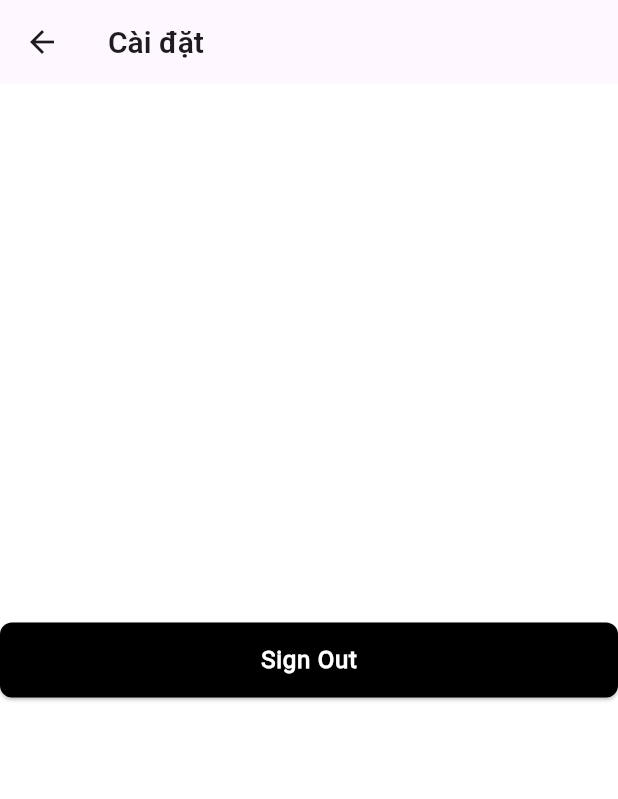
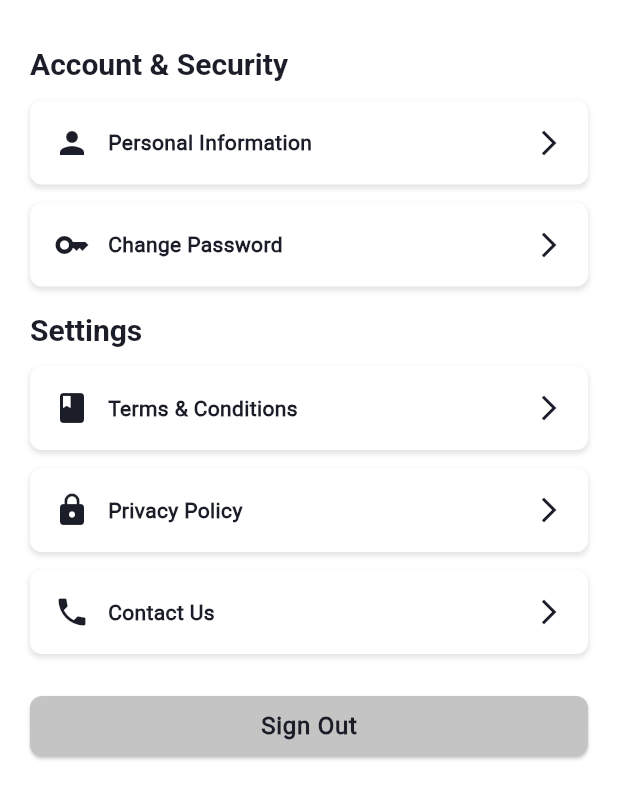
Before and after one commit to YB-TEAM/edu-review-hub, a Flutter app: the SettingsPage screen opened directly, on a phone screen of 412 x 824 dp. Shown: the top 799 px of the screen. Run offline on Flutter 3.47's test engine with Material 3 defaults, Android fonts, the phone set to English and light mode, and no system bars; our stand-ins replace dartz, dio, flutter_bloc, get_it, logger, shared_preferences; accounts and stored records are empty; network calls fail.

Commit message:
refactor: update UI components with new color scheme and enhance button interactions for improved user experience

```diff
--- a/mobile/edu_review_mobile/lib/common/widgets/button/primary_button.dart
+++ b/mobile/edu_review_mobile/lib/common/widgets/button/primary_button.dart
@@ -2,24 +2,64 @@ import 'package:edu_review_mobile/common/bloc/button/button_state.dart';
 import 'package:edu_review_mobile/common/bloc/button/button_state_cubit.dart';
 import 'package:edu_review_mobile/common_libs.dart';
 import 'package:flutter_bloc/flutter_bloc.dart';
+import 'package:flutter/gestures.dart';
 
-class PrimaryButton extends StatelessWidget {
+class PrimaryButton extends StatefulWidget {
   final VoidCallback onPressed;
   final String title;
+  final Widget? icon;
+  final Color? backgroundColor;
+  final Color? textColor;
   const PrimaryButton({
     super.key,
     required this.onPressed,
     required this.title,
+    this.icon,
+    this.backgroundColor,
+    this.textColor,
   });
+
+  @override
+  State<PrimaryButton> createState() => _PrimaryButtonState();
+}
+
+class _PrimaryButtonState extends State<PrimaryButton> {
+  double _scale = 1.0;
+
+  void _onTapDown(TapDownDetails details) {
+    setState(() {
+      _scale = 0.96;
+    });
+  }
+
+  void _onTapUp(TapUpDetails details) {
+    setState(() {
+      _scale = 1.0;
+    });
+  }
+
+  void _onTapCancel() {
+    setState(() {
+      _scale = 1.0;
+    });
+  }
 
   @override
   Widget build(BuildContext context) {
     return BlocBuilder<ButtonStateCubit, ButtonState>(
       builder: (context, state) {
-        if (state is ButtonLoadingState) {
-          return _loading(context);
-        }
-        return _initial(context);
+        final isLoading = state is ButtonLoadingState;
+        return GestureDetector(
+          onTapDown: isLoading ? null : _onTapDown,
+          onTapUp: isLoading ? null : _onTapUp,
+          onTapCancel: isLoading ? null : _onTapCancel,
+          child: AnimatedScale(
+            scale: _scale,
+            duration: const Duration(milliseconds: 100),
+            curve: Curves.easeInOut,
+            child: isLoading ? _loading(context) : _initial(context),
+          ),
+        );
       },
     );
   }
@@ -28,31 +68,50 @@ class PrimaryButton extends StatelessWidget {
     return ElevatedButton(
       onPressed: null,
       style: ElevatedButton.styleFrom(
-        backgroundColor: AppColors.primaryBlue,
-        maximumSize: Size(double.infinity, 50),
-        minimumSize: Size(double.infinity, 50),
+        backgroundColor: widget.backgroundColor ?? AppColors.primaryBlue,
+        maximumSize: Size(double.infinity, 40),
+        minimumSize: Size(double.infinity, 40),
         shape: RoundedRectangleBorder(borderRadius: BorderRadius.circular(8)),
       ),
-      child: CircularProgressIndicator(color: AppColors.primaryBlack),
+      child: CircularProgressIndicator(
+        color: widget.backgroundColor ?? AppColors.primaryBlue,
+      ),
     );
   }
 
   Widget _initial(BuildContext context) {
     return ElevatedButton(
-      onPressed: onPressed,
+      onPressed: widget.onPressed,
       style: ElevatedButton.styleFrom(
-        backgroundColor: AppColors.primaryBlack,
-        maximumSize: Size(double.infinity, 50),
-        minimumSize: Size(double.infinity, 50),
+        backgroundColor: widget.backgroundColor ?? AppColors.primaryBlue,
+        maximumSize: Size(double.infinity, 40),
+        minimumSize: Size(double.infinity, 40),
         shape: RoundedRectangleBorder(borderRadius: BorderRadius.circular(8)),
       ),
-      child: Text(
-        title,
-        style: Theme.of(context).textTheme.bodyLarge?.copyWith(
-          color: AppColors.textWhite,
-          fontWeight: FontWeight.w900,
-        ),
-      ),
+      child:
+          widget.icon == null
+              ? Text(
+                widget.title,
+                style: Theme.of(context).textTheme.bodyLarge?.copyWith(
+                  color: widget.textColor ?? AppColors.textWhite,
+                  fontWeight: FontWeight.w900,
+                ),
+              )
+              : Row(
+                mainAxisSize: MainAxisSize.min,
+                mainAxisAlignment: MainAxisAlignment.center,
+                children: [
+                  widget.icon!,
+                  const SizedBox(width: 8),
+                  Text(
+                    widget.title,
+                    style: Theme.of(context).textTheme.bodyLarge?.copyWith(
+                      color: widget.textColor ?? AppColors.textWhite,
+                      fontWeight: FontWeight.w900,
+                    ),
+                  ),
+                ],
+              ),
     );
   }
 }
--- a/mobile/edu_review_mobile/lib/common/widgets/text_field/custom_password_field.dart
+++ b/mobile/edu_review_mobile/lib/common/widgets/text_field/custom_password_field.dart
@@ -92,7 +92,7 @@ class _CustomPasswordFieldState extends State<CustomPasswordField> {
             ),
             focusedBorder: OutlineInputBorder(
               borderSide: const BorderSide(
-                color: AppColors.primaryBlack,
+                color: AppColors.primaryBlue,
                 width: 2.0,
               ),
               borderRadius: BorderRadius.circular(8.0),
--- a/mobile/edu_review_mobile/lib/common/widgets/text_field/custom_text_field.dart
+++ b/mobile/edu_review_mobile/lib/common/widgets/text_field/custom_text_field.dart
@@ -89,7 +89,7 @@ class CustomTextField extends StatelessWidget {
             ),
             focusedBorder: OutlineInputBorder(
               borderSide: const BorderSide(
-                color: AppColors.primaryBlack,
+                color: AppColors.primaryBlue,
                 width: 2.0,
               ),
               borderRadius: BorderRadius.circular(8.0),
--- a/mobile/edu_review_mobile/lib/core/config/routes/routes.dart
+++ b/mobile/edu_review_mobile/lib/core/config/routes/routes.dart
@@ -1,4 +1,3 @@
-import 'package:edu_review_mobile/features/settings/presentation/pages/settings.page.dart';
 import 'package:edu_review_mobile/features/user_profile/presentation/pages/profile.page.dart';
 import 'package:edu_review_mobile/main_screen.dart';
 import 'package:flutter/services.dart';
--- a/mobile/edu_review_mobile/lib/core/config/theme/color.dart
+++ b/mobile/edu_review_mobile/lib/core/config/theme/color.dart
@@ -1,7 +1,7 @@
 import 'package:flutter/material.dart';
 
 class AppColors {
-  static const Color primaryBlue = Color(0xFF007BFF);
+  static const Color primaryBlue = Color(0xFF1877F2);
   static const Color primaryWhite = Color(0xFFFFFFFF);
   static const Color primaryBlack = Color(0xFF000000);
   static const Color primaryGrey = Color(0xFF7D848D);
--- a/mobile/edu_review_mobile/lib/features/settings/presentation/pages/settings.page.dart
+++ b/mobile/edu_review_mobile/lib/features/settings/presentation/pages/settings.page.dart
@@ -1,3 +1,4 @@
+import 'package:edu_review_mobile/core/config/theme/color.dart';
 import 'package:flutter/material.dart';
 import 'package:flutter_bloc/flutter_bloc.dart';
 import 'package:edu_review_mobile/common/widgets/button/primary_button.dart';
@@ -6,6 +7,7 @@ import 'package:edu_review_mobile/common/bloc/button/button_state_cubit.dart';
 import 'package:edu_review_mobile/common/constants/route.constant.dart';
 import 'package:edu_review_mobile/features/user_profile/domain/usecases/logout.dart';
 import 'package:edu_review_mobile/service_locator.dart';
+import 'package:edu_review_mobile/features/settings/presentation/widgets/navigation_button.dart';
 
 class SettingsPage extends StatelessWidget {
   const SettingsPage({super.key});
@@ -25,14 +27,74 @@ class SettingsPage extends StatelessWidget {
           }
         },
         child: Scaffold(
-          appBar: AppBar(title: const Text('Cài đặt')),
-          body: Center(
-            child: Builder(
-              builder:
-                  (buttonContext) => PrimaryButton(
-                    onPressed: () => _logOut(buttonContext),
-                    title: "Sign Out",
+          body: SafeArea(
+            child: Padding(
+              padding: const EdgeInsets.symmetric(horizontal: 20, vertical: 30),
+              child: Column(
+                crossAxisAlignment: CrossAxisAlignment.stretch,
+                children: [
+                  Text(
+                    "Account & Security",
+                    style: Theme.of(context).textTheme.titleLarge?.copyWith(
+                      fontFamily: 'Roboto-Bold',
+                      color: AppColors.textBlack,
+                    ),
                   ),
+                  const SizedBox(height: 12),
+                  NavigationButton(
+                    leadingIcon: Icons.person,
+                    title: "Personal Information",
+                    trailingIcon: Icons.arrow_forward_ios,
+                    onTap: () {},
+                  ),
+                  const SizedBox(height: 12),
+                  NavigationButton(
+                    leadingIcon: Icons.key,
+                    title: 'Change Password',
+                    trailingIcon: Icons.arrow_forward_ios,
+                    onTap: () {},
+                  ),
+                  const SizedBox(height: 16),
+                  Text(
+                    "Settings",
+                    style: Theme.of(context).textTheme.titleLarge?.copyWith(
+                      fontFamily: 'Roboto-Bold',
+                      color: AppColors.textBlack,
+                    ),
+                  ),
+                  const SizedBox(height: 12),
+                  NavigationButton(
+                    leadingIcon: Icons.book,
+                    title: 'Terms & Conditions',
+                    trailingIcon: Icons.arrow_forward_ios,
+                    onTap: () {},
+                  ),
+                  const SizedBox(height: 12),
+                  NavigationButton(
+                    leadingIcon: Icons.lock,
+                    title: 'Privacy Policy',
+                    trailingIcon: Icons.arrow_forward_ios,
+                    onTap: () {},
+                  ),
+                  const SizedBox(height: 12),
+                  NavigationButton(
+                    leadingIcon: Icons.phone,
+                    title: 'Contact Us',
+                    trailingIcon: Icons.arrow_forward_ios,
+                    onTap: () {},
+                  ),
+                  const SizedBox(height: 24),
+                  Builder(
+                    builder:
+                        (buttonContext) => PrimaryButton(
+                          onPressed: () => _logOut(buttonContext),
+                          title: "Sign Out",
+                          backgroundColor: AppColors.secondaryGrey,
+                          textColor: AppColors.textBlack,
+                        ),
+                  ),
+                ],
+              ),
             ),
           ),
         ),
--- a/mobile/edu_review_mobile/lib/features/settings/presentation/widgets/navigation_button.dart
+++ b/mobile/edu_review_mobile/lib/features/settings/presentation/widgets/navigation_button.dart
@@ -3,7 +3,7 @@
 import 'package:edu_review_mobile/common_libs.dart';
 import 'package:flutter/material.dart';
 
-class NavigationButton extends StatelessWidget {
+class NavigationButton extends StatefulWidget {
   final IconData leadingIcon;
   final String title;
   final IconData? trailingIcon;
@@ -20,19 +20,49 @@ class NavigationButton extends StatelessWidget {
   });
 
   @override
+  State<NavigationButton> createState() => _NavigationButtonState();
+}
+
+class _NavigationButtonState extends State<NavigationButton> {
+  bool _isPressed = false;
+
+  void _handleTapDown(TapDownDetails details) {
+    setState(() {
+      _isPressed = true;
+    });
+  }
+
+  void _handleTapUp(TapUpDetails details) {
+    setState(() {
+      _isPressed = false;
+    });
+  }
+
+  void _handleTapCancel() {
+    setState(() {
+      _isPressed = false;
+    });
+  }
+
+  @override
   Widget build(BuildContext context) {
     return GestureDetector(
-      onTap: onTap,
-      child: Container(
-        padding: EdgeInsets.symmetric(vertical: 12, horizontal: 20),
+      onTap: widget.onTap,
+      onTapDown: _handleTapDown,
+      onTapUp: _handleTapUp,
+      onTapCancel: _handleTapCancel,
+      child: AnimatedContainer(
+        duration: Duration(milliseconds: 120),
+        curve: Curves.easeInOut,
+        padding: EdgeInsets.symmetric(vertical: 16, horizontal: 16),
         decoration: BoxDecoration(
-          color: Colors.white,
-          borderRadius: BorderRadius.circular(16),
+          color: _isPressed ? Colors.grey[200] : AppColors.primaryWhite,
+          borderRadius: BorderRadius.circular(8),
           boxShadow: [
             BoxShadow(
               color: AppColors.primaryBlack.withOpacity(0.1),
               spreadRadius: 0.5,
-              blurRadius: 2, // Sử dụng ScreenUtil
+              blurRadius: 2,
               offset: const Offset(0, 2),
             ),
           ],
@@ -42,27 +72,19 @@ class NavigationButton extends StatelessWidget {
           children: [
             Row(
               children: [
-                Icon(
-                  leadingIcon,
-                  color: AppColors.textGrey,
-                  size: 24,
-                ), // Sử dụng ScreenUtil
-                SizedBox(width: 12), // Sử dụng ScreenUtil
+                Icon(widget.leadingIcon, color: AppColors.textBlack, size: 24),
+                SizedBox(width: 12),
                 Text(
-                  title,
+                  widget.title,
                   style: TextStyle(
-                    fontSize: 14, // Sử dụng ScreenUtil
+                    fontSize: 14,
                     fontWeight: FontWeight.w700,
-                    color: AppColors.textGrey,
+                    color: AppColors.textBlack,
                   ),
                 ),
               ],
             ),
-            Icon(
-              trailingIcon,
-              color: AppColors.textGrey,
-              size: 24,
-            ), // Sử dụng ScreenUtil
+            Icon(widget.trailingIcon, color: AppColors.textBlack, size: 20),
           ],
         ),
       ),
--- a/mobile/edu_review_mobile/lib/features/user_profile/presentation/pages/profile.page.dart
+++ b/mobile/edu_review_mobile/lib/features/user_profile/presentation/pages/profile.page.dart
@@ -56,7 +56,7 @@ class ProfilePage extends StatelessWidget {
                         ),
                         const SizedBox(height: 80),
                         Padding(
-                          padding: const EdgeInsets.symmetric(horizontal: 10),
+                          padding: const EdgeInsets.symmetric(horizontal: 16),
                           child: Column(
                             children: [
                               Center(
@@ -72,6 +72,10 @@ class ProfilePage extends StatelessWidget {
                               PrimaryButton(
                                 onPressed: () => navigateToEditProfile(context),
                                 title: "Edit Profile",
+                                icon: Icon(
+                                  Icons.edit,
+                                  color: AppColors.primaryWhite,
+                                ),
                               ),
                               const SizedBox(height: 16),
                               AchievementsWidget(
```
Also changed, not shown: mobile/edu_review_mobile/lib/features/auth/presentation/pages/sign_in.page.dart (+4 -12 lines), mobile/edu_review_mobile/lib/main_screen.dart (+5 -4 lines).
